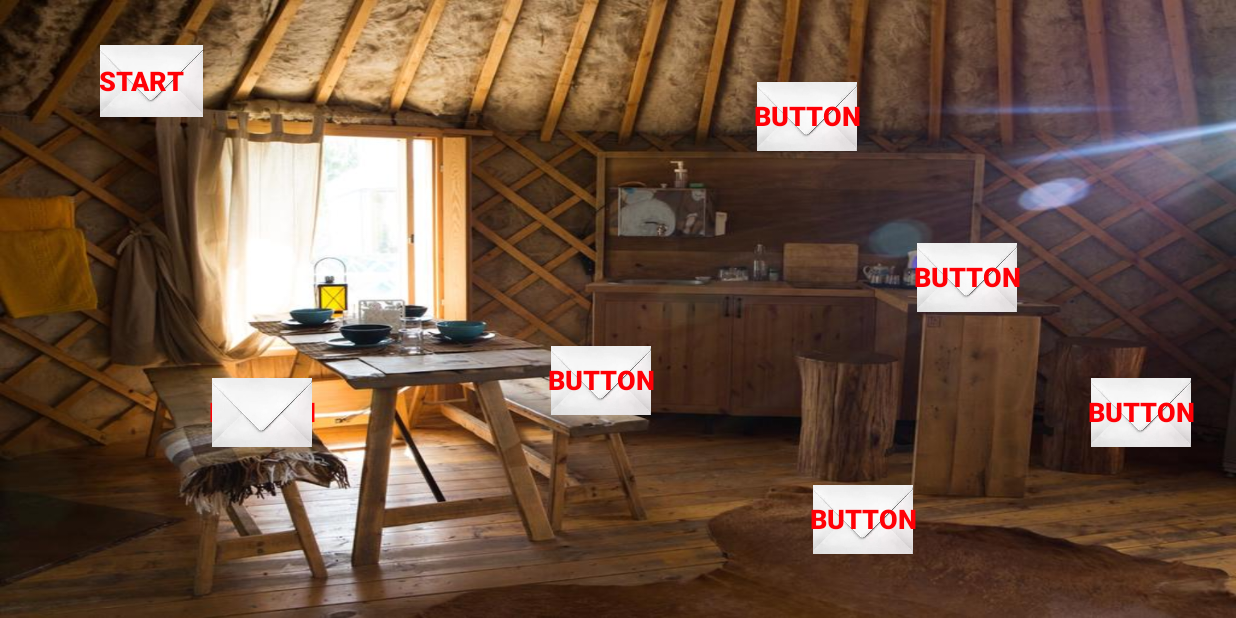
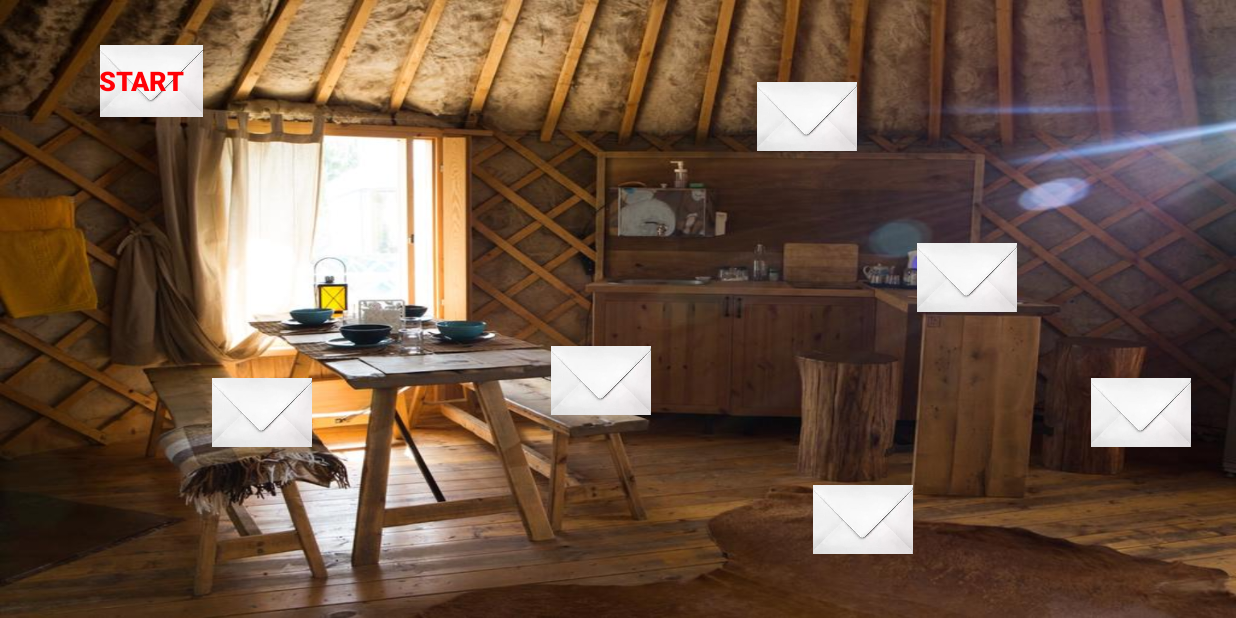
Before and after one commit to DimasForin/AppliCation, an Android app: the SecondLevel screen opened directly, with no data from a screen before it, on a phone screen of 824 x 412 dp (held sideways). Run offline under Robolectric (Android 15) with nearby library versions, the light colour scheme and no system bars.

Commit message:
new final

```diff
--- a/app/src/main/res/layout/second_level.xml
+++ b/app/src/main/res/layout/second_level.xml
@@ -81,7 +81,7 @@
         android:id="@+id/button2"
         android:layout_width="wrap_content"
         android:layout_height="wrap_content"
-        android:text="Button"
+        android:text="    "
         android:background="@color/ghost"
         android:textColor="@color/red"
         android:textSize="@dimen/vtoroy_rasmer"
@@ -97,7 +97,7 @@
         android:id="@+id/button5"
         android:layout_width="wrap_content"
         android:layout_height="wrap_content"
-        android:text="Button"
+        android:text="   "
         android:background="@color/ghost"
         android:textColor="@color/red"
         android:textSize="@dimen/vtoroy_rasmer"
@@ -113,7 +113,7 @@
         android:id="@+id/button7"
         android:layout_width="wrap_content"
         android:layout_height="wrap_content"
-        android:text="Button"
+        android:text="    "
         android:background="@color/ghost"
         android:textColor="@color/red"
         android:textSize="@dimen/vtoroy_rasmer"
@@ -129,7 +129,7 @@
         android:id="@+id/button1"
         android:layout_width="wrap_content"
         android:layout_height="wrap_content"
-        android:text="Button"
+        android:text="   "
         android:background="@color/ghost"
         android:textColor="@color/red"
         android:textSize="@dimen/vtoroy_rasmer"
@@ -146,7 +146,7 @@
         android:layout_width="wrap_content"
         android:layout_height="wrap_content"
         android:layout_marginTop="148dp"
-        android:text="Button"
+        android:text="    "
         android:background="@color/ghost"
         android:textColor="@color/red"
         android:textSize="@dimen/vtoroy_rasmer"
@@ -164,7 +164,7 @@
         android:layout_height="wrap_content"
         android:layout_marginStart="4dp"
         android:layout_marginLeft="4dp"
-        android:text="Button"
+        android:text="    "
         android:background="@color/ghost"
         android:textColor="@color/red"
         android:textSize="@dimen/vtoroy_rasmer"
@@ -200,7 +200,8 @@
         app:layout_constraintEnd_toEndOf="@+id/button6"
         app:layout_constraintHorizontal_bias="0.0"
         app:layout_constraintStart_toStartOf="@+id/button6"
-        app:layout_constraintTop_toTopOf="@+id/button6" />
+        app:layout_constraintTop_toTopOf="@+id/button6"
+        app:layout_constraintVertical_bias="0.0" />
 
     <ImageView
         android:id="@+id/imageView4"
```
Also changed, not shown: app/src/main/res/layout/first_level.xml (+8 -9 lines), 2 other files.
